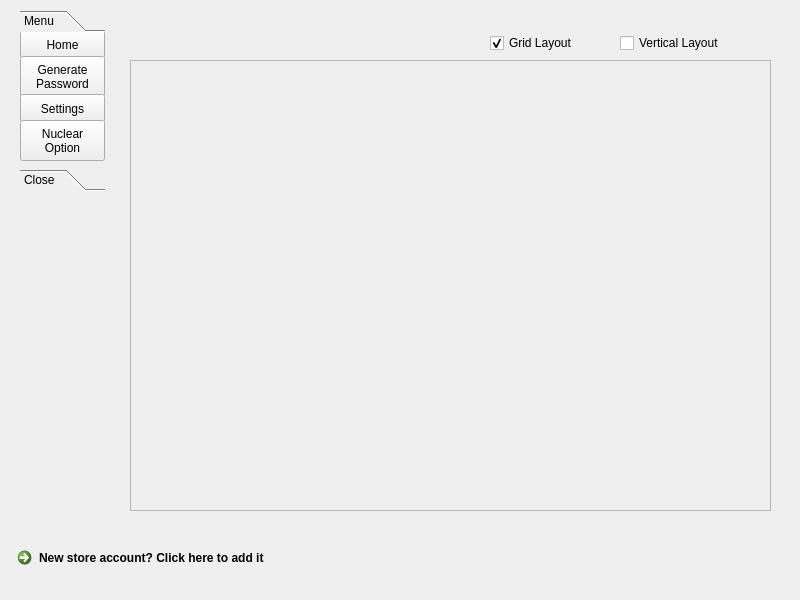
The window that res/UI Forms/AccountPageForm.ui (gsm999/TeamBlue_Porcupass) describes before a commit, drawn with Qt 5.
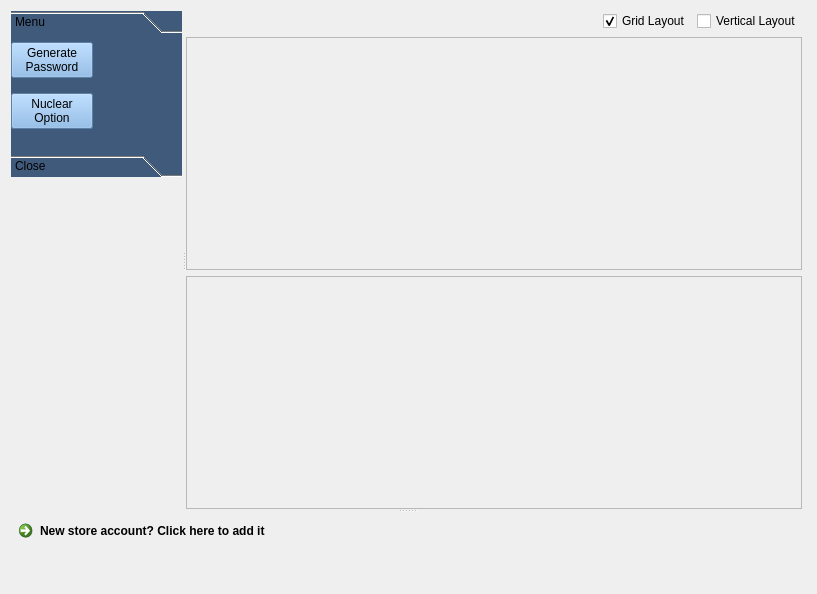
The same window after the commit. The open tabs and pages were chosen to show the change.

```diff
--- a/res/UI Forms/AccountPageForm.ui
+++ b/res/UI Forms/AccountPageForm.ui
@@ -6,21 +6,45 @@
    <rect>
     <x>0</x>
     <y>0</y>
-    <width>800</width>
-    <height>600</height>
+    <width>817</width>
+    <height>594</height>
    </rect>
   </property>
   <property name="windowTitle">
    <string>Widget</string>
   </property>
+  <widget class="QWidget" name="widget_2" native="true">
+   <property name="geometry">
+    <rect>
+     <x>11</x>
+     <y>11</y>
+     <width>791</width>
+     <height>591</height>
+    </rect>
+   </property>
+   <layout class="QGridLayout" name="gridLayout">
+    <item row="0" column="0">
+     <widget class="QSplitter" name="splitter_2">
+      <property name="orientation">
+       <enum>Qt::Vertical</enum>
+      </property>
+      <widget class="QSplitter" name="splitter">
+       <property name="orientation">
+        <enum>Qt::Horizontal</enum>
+       </property>
+       <widget class="QWidget" name="">
+        <layout class="QVBoxLayout" name="verticalLayout_2">
+         <item>
   <widget class="QToolBox" name="Menu">
-   <property name="geometry">
-    <rect>
-     <x>20</x>
-     <y>10</y>
-     <width>85</width>
-     <height>181</height>
-    </rect>
+           <property name="minimumSize">
+            <size>
+             <width>0</width>
+             <height>150</height>
+            </size>
+           </property>
+           <property name="styleSheet">
+            <string notr="true">color: rgb(0, 0, 0);
+background-color: rgb(64, 90, 124);</string>
    </property>
    <property name="lineWidth">
     <number>1</number>
@@ -36,92 +60,52 @@
      <rect>
       <x>0</x>
       <y>0</y>
-      <width>85</width>
-      <height>125</height>
+              <width>99</width>
+              <height>113</height>
      </rect>
     </property>
     <attribute name="label">
      <string>Menu</string>
     </attribute>
-    <widget class="QPushButton" name="Home_Button">
+            <widget class="QWidget" name="">
      <property name="geometry">
       <rect>
        <x>0</x>
-       <y>-2</y>
-       <width>85</width>
-       <height>29</height>
-      </rect>
-     </property>
-     <property name="styleSheet">
-      <string notr="true">&lt;?xml version=&quot;1.0&quot; encoding=&quot;UTF-8&quot;?&gt;
-&lt;ui version=&quot;4.0&quot;&gt;
- &lt;widget name=&quot;__qt_fake_top_level&quot;&gt;
-  &lt;widget class=&quot;QPushButton&quot; name=&quot;pushButton_2&quot;&gt;
-   &lt;property name=&quot;geometry&quot;&gt;
-    &lt;rect&gt;
-     &lt;x&gt;0&lt;/x&gt;
-     &lt;y&gt;0&lt;/y&gt;
-     &lt;width&gt;85&lt;/width&gt;
-     &lt;height&gt;29&lt;/height&gt;
-    &lt;/rect&gt;
-   &lt;/property&gt;
-   &lt;property name=&quot;text&quot;&gt;
-    &lt;string&gt;PushButton&lt;/string&gt;
-   &lt;/property&gt;
-  &lt;/widget&gt;
- &lt;/widget&gt;
- &lt;resources/&gt;
-&lt;/ui&gt;
-</string>
-     </property>
-     <property name="text">
-      <string>Home</string>
-     </property>
-    </widget>
+               <y>0</y>
+               <width>82</width>
+               <height>107</height>
+              </rect>
+             </property>
+             <layout class="QVBoxLayout" name="verticalLayout_3">
+              <item>
     <widget class="QPushButton" name="GenPass_Button">
-     <property name="geometry">
-      <rect>
-       <x>0</x>
-       <y>24</y>
-       <width>85</width>
-       <height>41</height>
-      </rect>
-     </property>
      <property name="focusPolicy">
       <enum>Qt::TabFocus</enum>
      </property>
+                <property name="styleSheet">
+                 <string notr="true">background-color: rgb(127, 180, 233);
+</string>
+                </property>
      <property name="text">
       <string>Generate 
 Password</string>
      </property>
     </widget>
-    <widget class="QPushButton" name="Settings_Button">
-     <property name="geometry">
-      <rect>
-       <x>0</x>
-       <y>62</y>
-       <width>85</width>
-       <height>29</height>
-      </rect>
-     </property>
-     <property name="text">
-      <string>Settings</string>
-     </property>
-    </widget>
+              </item>
+              <item>
     <widget class="QPushButton" name="Nuke_Button">
-     <property name="geometry">
-      <rect>
-       <x>0</x>
-       <y>88</y>
-       <width>85</width>
-       <height>41</height>
-      </rect>
+                <property name="styleSheet">
+                 <string notr="true">background-color: rgb(127, 180, 233);
+</string>
      </property>
      <property name="text">
       <string>Nuclear 
 Option</string>
      </property>
     </widget>
+              </item>
+             </layout>
+            </widget>
    </widget>
    <widget class="QWidget" name="page">
     <property name="geometry">
@@ -137,51 +121,59 @@
     </attribute>
    </widget>
   </widget>
-  <widget class="QCommandLinkButton" name="commandLinkButton">
-   <property name="geometry">
-    <rect>
-     <x>10</x>
-     <y>540</y>
-     <width>391</width>
-     <height>41</height>
-    </rect>
-   </property>
-   <property name="text">
-    <string>New store account? Click here to add it</string>
-   </property>
-  </widget>
-  <widget class="QScrollArea" name="AccountsHolder">
-   <property name="geometry">
-    <rect>
-     <x>130</x>
-     <y>60</y>
-     <width>641</width>
-     <height>451</height>
-    </rect>
-   </property>
-   <property name="widgetResizable">
-    <bool>true</bool>
-   </property>
-   <widget class="QWidget" name="scrollAreaWidgetContents">
-    <property name="geometry">
-     <rect>
-      <x>0</x>
-      <y>0</y>
-      <width>639</width>
-      <height>449</height>
-     </rect>
-    </property>
-   </widget>
-  </widget>
+         </item>
+         <item>
+          <spacer name="verticalSpacer_2">
+           <property name="orientation">
+            <enum>Qt::Vertical</enum>
+           </property>
+           <property name="sizeHint" stdset="0">
+            <size>
+             <width>20</width>
+             <height>40</height>
+            </size>
+           </property>
+          </spacer>
+         </item>
+         <item>
+          <spacer name="verticalSpacer">
+           <property name="orientation">
+            <enum>Qt::Vertical</enum>
+           </property>
+           <property name="sizeHint" stdset="0">
+            <size>
+             <width>20</width>
+             <height>40</height>
+            </size>
+           </property>
+          </spacer>
+         </item>
+        </layout>
+       </widget>
+       <widget class="QWidget" name="">
+        <layout class="QVBoxLayout" name="verticalLayout">
+         <item>
+          <layout class="QHBoxLayout" name="horizontalLayout_2">
+           <item>
+            <spacer name="horizontalSpacer">
+             <property name="orientation">
+              <enum>Qt::Horizontal</enum>
+             </property>
+             <property name="sizeHint" stdset="0">
+              <size>
+               <width>40</width>
+               <height>20</height>
+              </size>
+             </property>
+            </spacer>
+           </item>
+           <item>
+            <widget class="QWidget" name="widget" native="true"/>
+           </item>
+           <item>
+            <layout class="QHBoxLayout" name="horizontalLayout">
+             <item>
   <widget class="QCheckBox" name="AccountsGridV">
-   <property name="geometry">
-    <rect>
-     <x>490</x>
-     <y>30</y>
-     <width>111</width>
-     <height>26</height>
-    </rect>
-   </property>
    <property name="text">
     <string>Grid Layout</string>
    </property>
@@ -189,28 +181,20 @@
     <bool>true</bool>
    </property>
   </widget>
+             </item>
+             <item>
   <widget class="QCheckBox" name="AccountVertV">
-   <property name="geometry">
-    <rect>
-     <x>620</x>
-     <y>30</y>
-     <width>131</width>
-     <height>26</height>
-    </rect>
-   </property>
    <property name="text">
     <string>Vertical Layout</string>
    </property>
   </widget>
+             </item>
+            </layout>
+           </item>
+          </layout>
+         </item>
+         <item>
   <widget class="QScrollArea" name="AccountsHolder2">
-   <property name="geometry">
-    <rect>
-     <x>130</x>
-     <y>60</y>
-     <width>641</width>
-     <height>451</height>
-    </rect>
-   </property>
    <property name="widgetResizable">
     <bool>true</bool>
    </property>
@@ -219,11 +203,41 @@
      <rect>
       <x>0</x>
       <y>0</y>
-      <width>639</width>
-      <height>449</height>
+              <width>659</width>
+              <height>236</height>
      </rect>
     </property>
    </widget>
+          </widget>
+         </item>
+         <item>
+          <widget class="QScrollArea" name="AccountsHolder">
+           <property name="widgetResizable">
+            <bool>true</bool>
+           </property>
+           <widget class="QWidget" name="scrollAreaWidgetContents">
+            <property name="geometry">
+             <rect>
+              <x>0</x>
+              <y>0</y>
+              <width>659</width>
+              <height>236</height>
+             </rect>
+            </property>
+           </widget>
+          </widget>
+         </item>
+        </layout>
+       </widget>
+      </widget>
+      <widget class="QCommandLinkButton" name="commandLinkButton">
+       <property name="text">
+        <string>New store account? Click here to add it</string>
+       </property>
+      </widget>
+     </widget>
+    </item>
+   </layout>
   </widget>
  </widget>
  <resources/>
```
Left out of the diff: 6 changed lines with no effect on the pictures. Lines whose indentation alone changed are shown as unchanged.
